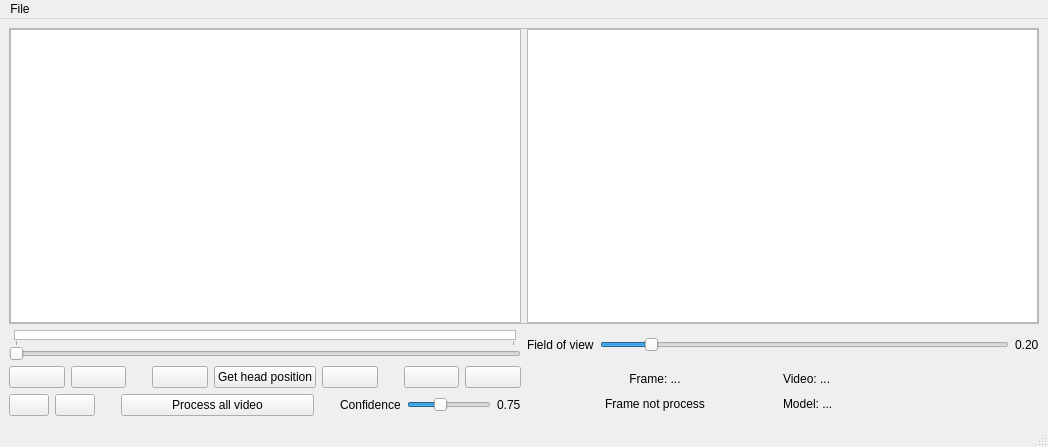
The window that code/ui/main.ui (senecolas/IRC3D-head-compare) describes before a commit, drawn with Qt 5.
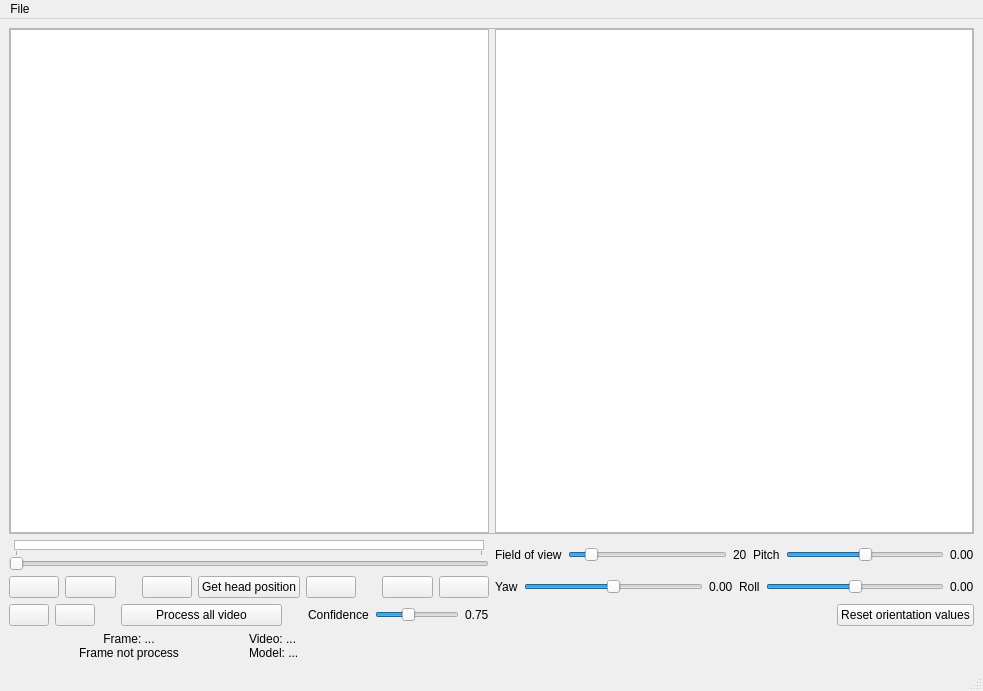
The same window after the commit. Icons and pictures are not drawn.

Commit message: Orientation management

What changed in the file:
```diff
--- a/code/ui/main.ui
+++ b/code/ui/main.ui
@@ -6,8 +6,8 @@
    <rect>
     <x>0</x>
     <y>0</y>
-    <width>1048</width>
-    <height>447</height>
+    <width>983</width>
+    <height>691</height>
    </rect>
   </property>
   <property name="minimumSize">
@@ -21,6 +21,146 @@
   </property>
   <widget class="QWidget" name="MainWindows">
    <layout class="QGridLayout" name="gridLayout">
+    <item row="2" column="1">
+     <layout class="QHBoxLayout" name="horizontalLayout_3">
+      <item>
+       <widget class="QLabel" name="yawTitle">
+        <property name="text">
+         <string>Yaw</string>
+        </property>
+       </widget>
+      </item>
+      <item>
+       <widget class="QSlider" name="yawSlider">
+        <property name="minimum">
+         <number>-180</number>
+        </property>
+        <property name="maximum">
+         <number>180</number>
+        </property>
+        <property name="orientation">
+         <enum>Qt::Horizontal</enum>
+        </property>
+       </widget>
+      </item>
+      <item>
+       <widget class="QLabel" name="yawInfo">
+        <property name="sizePolicy">
+         <sizepolicy hsizetype="Fixed" vsizetype="Fixed">
+          <horstretch>0</horstretch>
+          <verstretch>0</verstretch>
+         </sizepolicy>
+        </property>
+        <property name="text">
+         <string>0.00</string>
+        </property>
+       </widget>
+      </item>
+      <item>
+       <widget class="QLabel" name="rollTitle">
+        <property name="text">
+         <string>Roll</string>
+        </property>
+       </widget>
+      </item>
+      <item>
+       <widget class="QSlider" name="rollSlider">
+        <property name="minimum">
+         <number>-180</number>
+        </property>
+        <property name="maximum">
+         <number>180</number>
+        </property>
+        <property name="orientation">
+         <enum>Qt::Horizontal</enum>
+        </property>
+       </widget>
+      </item>
+      <item>
+       <widget class="QLabel" name="rollInfo">
+        <property name="sizePolicy">
+         <sizepolicy hsizetype="Fixed" vsizetype="Fixed">
+          <horstretch>0</horstretch>
+          <verstretch>0</verstretch>
+         </sizepolicy>
+        </property>
+        <property name="text">
+         <string>0.00</string>
+        </property>
+       </widget>
+      </item>
+     </layout>
+    </item>
+    <item row="1" column="1">
+     <layout class="QHBoxLayout" name="topGLUtils">
+      <item>
+       <widget class="QLabel" name="fovyTitle">
+        <property name="text">
+         <string>Field of view</string>
+        </property>
+       </widget>
+      </item>
+      <item>
+       <widget class="QSlider" name="fovySlider">
+        <property name="minimum">
+         <number>0</number>
+        </property>
+        <property name="maximum">
+         <number>180</number>
+        </property>
+        <property name="value">
+         <number>20</number>
+        </property>
+        <property name="orientation">
+         <enum>Qt::Horizontal</enum>
+        </property>
+        <property name="tickInterval">
+         <number>1</number>
+        </property>
+       </widget>
+      </item>
+      <item>
+       <widget class="QLabel" name="fovyInfo">
+        <property name="text">
+         <string>20</string>
+        </property>
+       </widget>
+      </item>
+      <item>
+       <widget class="QLabel" name="pitchTitle">
+        <property name="text">
+         <string>Pitch</string>
+        </property>
+       </widget>
+      </item>
+      <item>
+       <widget class="QSlider" name="pitchSlider">
+        <property name="minimum">
+         <number>-180</number>
+        </property>
+        <property name="maximum">
+         <number>180</number>
+        </property>
+        <property name="orientation">
+         <enum>Qt::Horizontal</enum>
+        </property>
+       </widget>
+      </item>
+      <item>
+       <widget class="QLabel" name="pitchInfo">
+        <property name="sizePolicy">
+         <sizepolicy hsizetype="Fixed" vsizetype="Fixed">
+          <horstretch>0</horstretch>
+          <verstretch>0</verstretch>
+         </sizepolicy>
+        </property>
+        <property name="text">
+         <string>0.00</string>
+        </property>
+       </widget>
+      </item>
+     </layout>
+    </item>
     <item row="0" column="0" colspan="2">
      <layout class="QGridLayout" name="gridViewerLayout">
       <property name="sizeConstraint">
@@ -570,7 +710,7 @@
       </item>
      </layout>
     </item>
-    <item row="2" column="1" rowspan="2">
+    <item row="4" column="0">
      <layout class="QHBoxLayout" name="Info">
       <property name="spacing">
        <number>0</number>
@@ -670,38 +810,31 @@
       </item>
      </layout>
     </item>
-    <item row="1" column="1">
-     <layout class="QHBoxLayout" name="topGLUtils">
+    <item row="3" column="1">
+     <layout class="QHBoxLayout" name="horizontalLayout_5">
       <item>
-       <widget class="QLabel" name="fovyTitle">
-        <property name="text">
-         <string>Field of view</string>
-        </property>
-       </widget>
-      </item>
-      <item>
-       <widget class="QSlider" name="fovySlider">
-        <property name="minimum">
-         <number>0</number>
-        </property>
-        <property name="maximum">
-         <number>180</number>
-        </property>
-        <property name="value">
-         <number>20</number>
-        </property>
+       <spacer name="horizontalSpacer_7">
         <property name="orientation">
          <enum>Qt::Horizontal</enum>
         </property>
-        <property name="tickInterval">
-         <number>1</number>
+        <property name="sizeHint" stdset="0">
+         <size>
+          <width>40</width>
+          <height>20</height>
+         </size>
         </property>
-       </widget>
+       </spacer>
       </item>
       <item>
-       <widget class="QLabel" name="fovyInfo">
+       <widget class="QPushButton" name="resetButton">
+        <property name="sizePolicy">
+         <sizepolicy hsizetype="Maximum" vsizetype="Fixed">
+          <horstretch>10</horstretch>
+          <verstretch>0</verstretch>
+         </sizepolicy>
+        </property>
         <property name="text">
-         <string>0.20</string>
+         <string>Reset orientation values</string>
         </property>
        </widget>
       </item>
@@ -714,7 +847,7 @@
     <rect>
      <x>0</x>
      <y>0</y>
-     <width>1048</width>
+     <width>983</width>
      <height>22</height>
     </rect>
    </property>
```
The commit also changes 3 other files.
